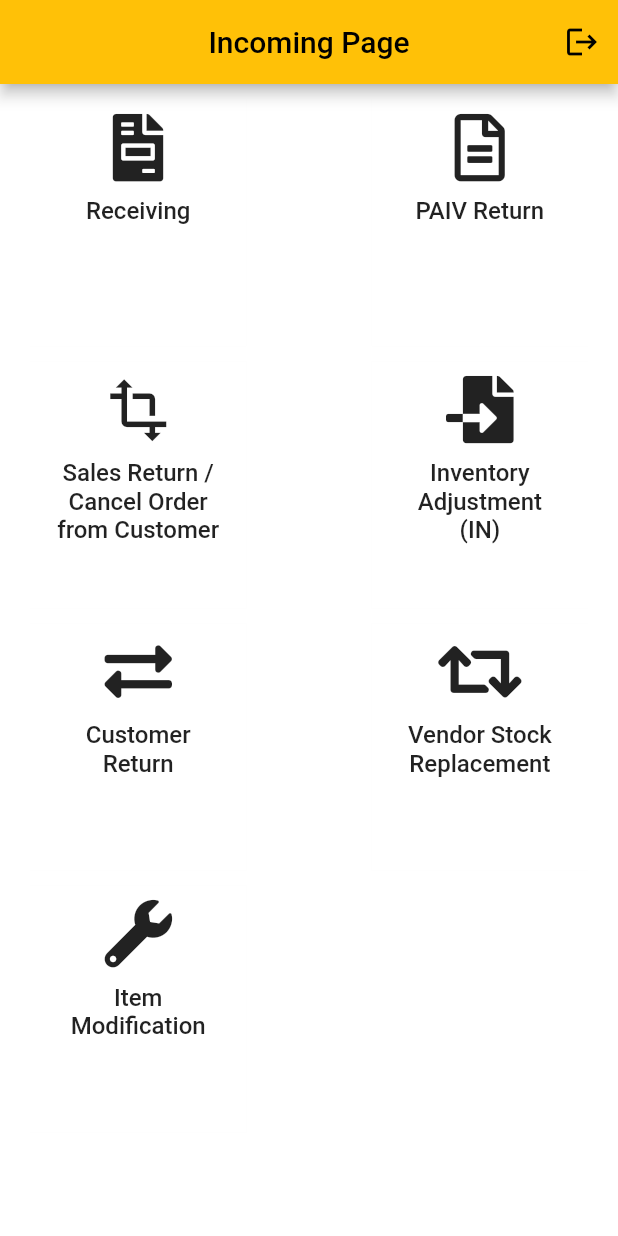
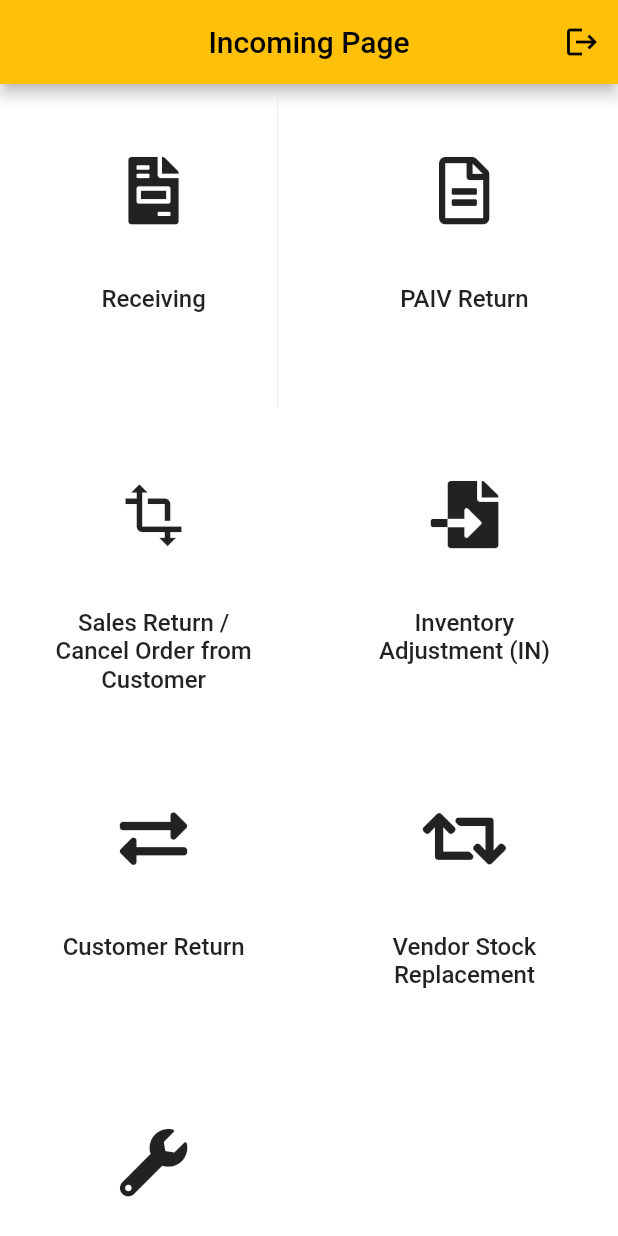
Before and after one commit to iqesdeveloper/stms-flutter, a Flutter app: the IncomingScreen screen opened directly, on a phone screen of 412 x 824 dp. Run offline on Flutter 3.47's test engine with Material 2 defaults, Android fonts, the phone set to English and light mode, and no system bars; our stand-ins replace bloc, connectivity_plus, datetime_picker_formfield, equatable, flutter_bloc, flutter_secure_storage and 7 more; missing offline and left inert: flutter_barcode_scanner, search_choices; accounts and stored records are empty.

Commit message:
UI fix
Home page and Incoming page

```diff
--- a/lib/presentation/features/home/home_screen.dart
+++ b/lib/presentation/features/home/home_screen.dart
@@ -55,7 +55,8 @@ class _HomeScreenState extends State<HomeScreen> {
               height: height,
               padding: EdgeInsets.all(10),
               color: Colors.white,
-              child: Column(
+              child: SingleChildScrollView(
+                child:  Column(
                   // mainAxisAlignment: MainAxisAlignment.spaceBetween,
                   // crossAxisAlignment: CrossAxisAlignment.center,
                   children: [
@@ -127,6 +128,7 @@ class _HomeScreenState extends State<HomeScreen> {
                   ],
                 ),
               ),
+            ),
           );
         },
       ),
--- a/lib/presentation/features/incoming/view/incoming.dart
+++ b/lib/presentation/features/incoming/view/incoming.dart
@@ -25,13 +25,17 @@ class _IncomingViewState extends State<IncomingView> {
             Row(
               mainAxisAlignment: MainAxisAlignment.spaceBetween,
               children: [
-                StmsIconButton(
-                  title: 'Receiving',
-                  onPressed: () {
-                    Navigator.of(context).pushNamed(StmsRoutes.purchaseOrder);
-                  },
-                  icon: FontAwesomeIcons.fileInvoice,
+                Container(
+                  color: Colors.blue,
+                  child: StmsIconButton(
+                    title: 'Receiving',
+                    onPressed: () {
+                      Navigator.of(context).pushNamed(StmsRoutes.purchaseOrder);
+                    },
+                    icon: FontAwesomeIcons.fileInvoice,
+                  ),
                 ),
+
                 StmsIconButton(
                   title: 'PAIV Return',
                   onPressed: () {
--- a/lib/presentation/widgets/independent/icon_button.dart
+++ b/lib/presentation/widgets/independent/icon_button.dart
@@ -77,24 +77,24 @@ class StmsIconButton extends StatelessWidget {
     return Material(
       // color: Colors.amber,
       child: Container(
-        width: width * 0.35,
-        height: height * 0.2,
+        width: width * 0.4,
+        height: height*0.25,
         color: Colors.white,
         child: MaterialButton(
           onPressed: onPressed,
           child: Column(
             children: [
               Container(
-                width: 90.0,
-                height: 65.0,
+                width: width*0.5,
+                height: height*0.15,
                 child: Icon(
                   icon,
                   size: iconSize,
                 ),
               ),
               Container(
-                width: 200, //width * 0.8,
-                height: 80.0,
+                width: width*0.5, //width * 0.8,
+                height: height*0.1,
                 // alignment: Alignment.center,
                 child: Text(
                   title,
```
Lines whose indentation alone changed are shown as unchanged.
